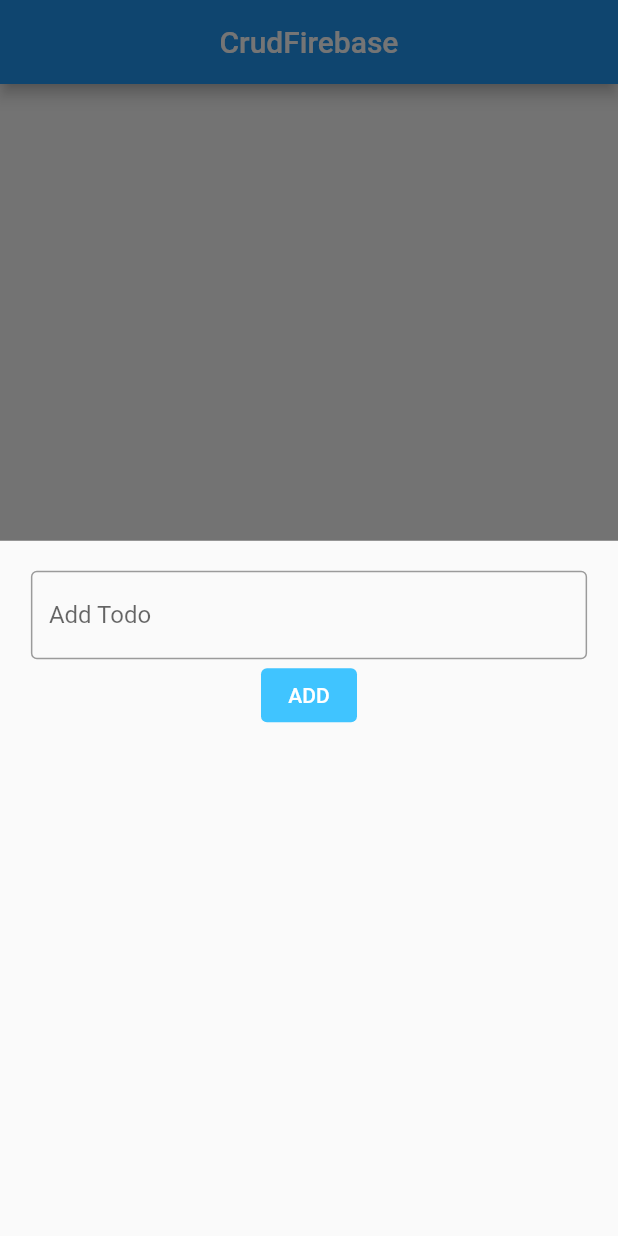
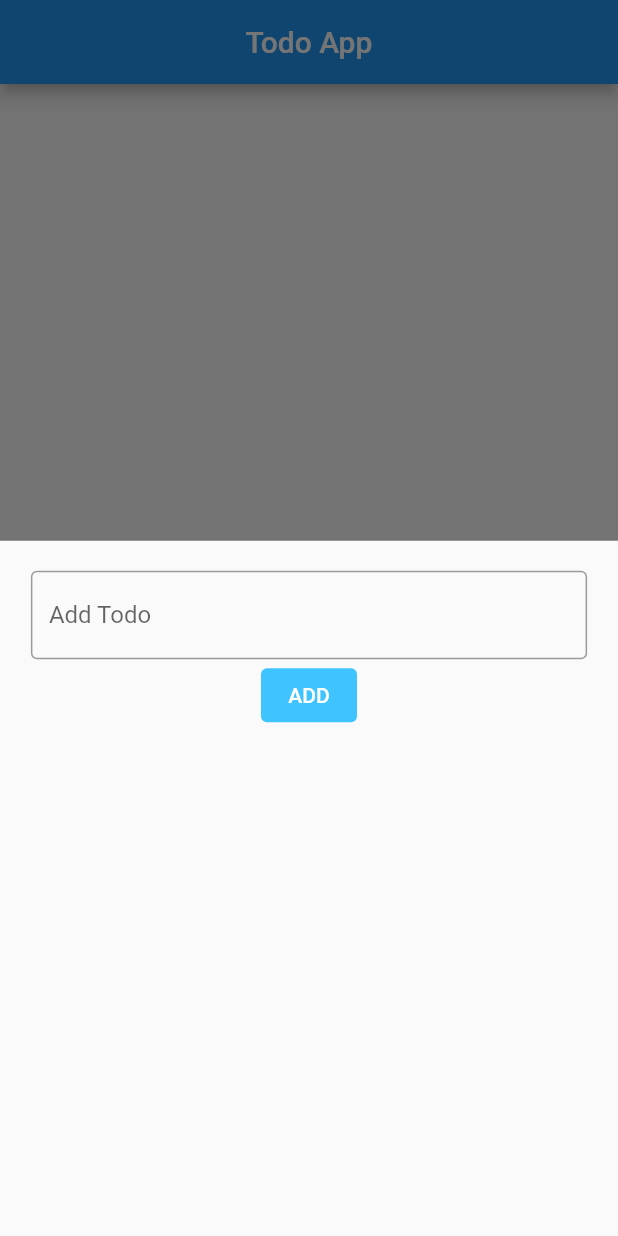
Before and after one commit to AndikArditya/crud-firebase, a Flutter app: the screen it shows after launch, after a tap on the "add" icon, on a phone screen of 412 x 824 dp. Run offline on Flutter 3.47's test engine with Material 2 defaults, Android fonts, the phone set to English and light mode, and no system bars; our stand-ins replace cloud_firestore, firebase_core; accounts and stored records are empty.

Commit message:
code percobaan 4

```diff
--- a/lib/main.dart
+++ b/lib/main.dart
@@ -43,12 +43,12 @@ class MyHomePage extends StatelessWidget {
         child: const Icon(Icons.add),
       ),
       appBar: AppBar(
-        title: const Text('CrudFirebase'),
+        title: const Text('Todo App'),
         centerTitle: true,
       ),
       body: StreamBuilder(
         // Reading Items form our Database Using the StreamBuilder widget
-        stream: db.collection('crudfirebase').snapshots(),
+        stream: db.collection('todos').snapshots(),
         builder: (BuildContext context, AsyncSnapshot snapshot) {
           if (!snapshot.hasData) {
             return const Center(
@@ -60,7 +60,7 @@ class MyHomePage extends StatelessWidget {
             itemBuilder: (context, int index) {
               DocumentSnapshot documentSnapshot = snapshot.data.docs[index];
               return ListTile(
-                title: Text(documentSnapshot['firebase']),
+                title: Text(documentSnapshot['todo']),
                 onTap: () {
                   // Here We Will Add The Update Feature and passed the value 'true' to the is update
                   // feature.
@@ -77,10 +77,7 @@ class MyHomePage extends StatelessWidget {
                   ),
                   onPressed: () {
                     // Here We Will Add The Delete Feature
-                    db
-                        .collection('crudfirebase')
-                        .doc(documentSnapshot.id)
-                        .delete();
+                    db.collection('todos').doc(documentSnapshot.id).delete();
                   },
                 ),
               );
@@ -123,11 +120,11 @@ showBottomSheet(
             onPressed: () {
               // Check to see if isUpdate is true then update the value else add the value
               if (isUpdate) {
-                db.collection('crudfirebase').doc(documentSnapshot?.id).update({
-                  'firebase': value,
+                db.collection('todos').doc(documentSnapshot?.id).update({
+                  'todo': value,
                 });
               } else {
-                db.collection('crudfirebase').add({'firebase': value});
+                db.collection('todos').add({'todo': value});
               }
               Navigator.pop(context);
             },
```
